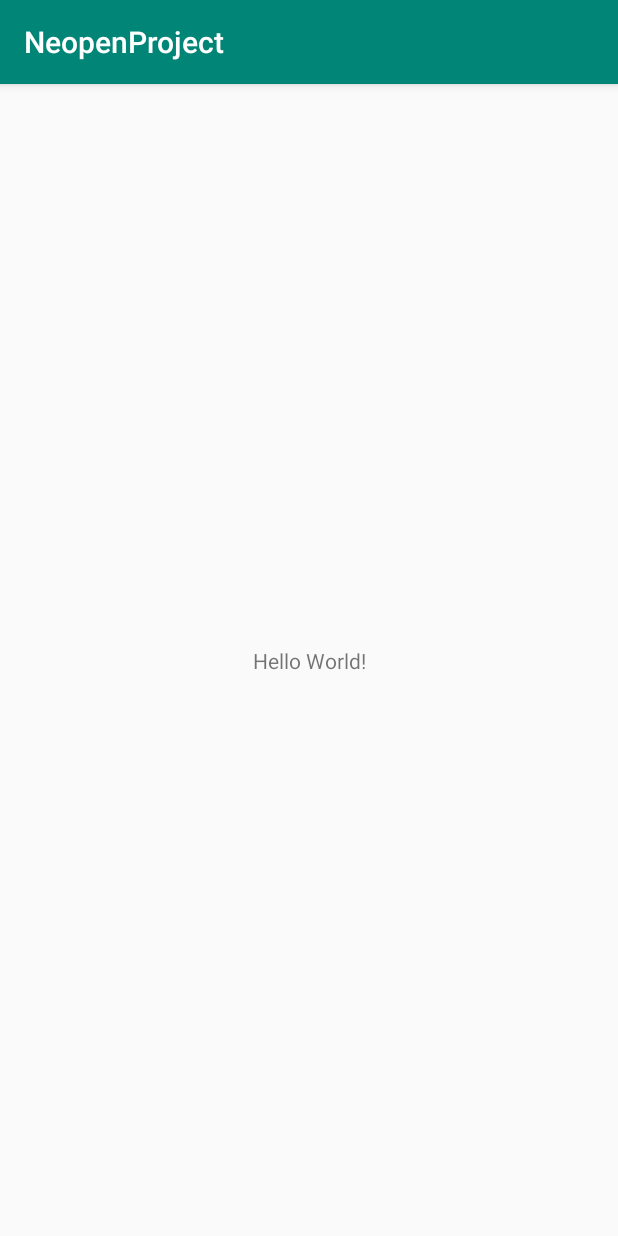
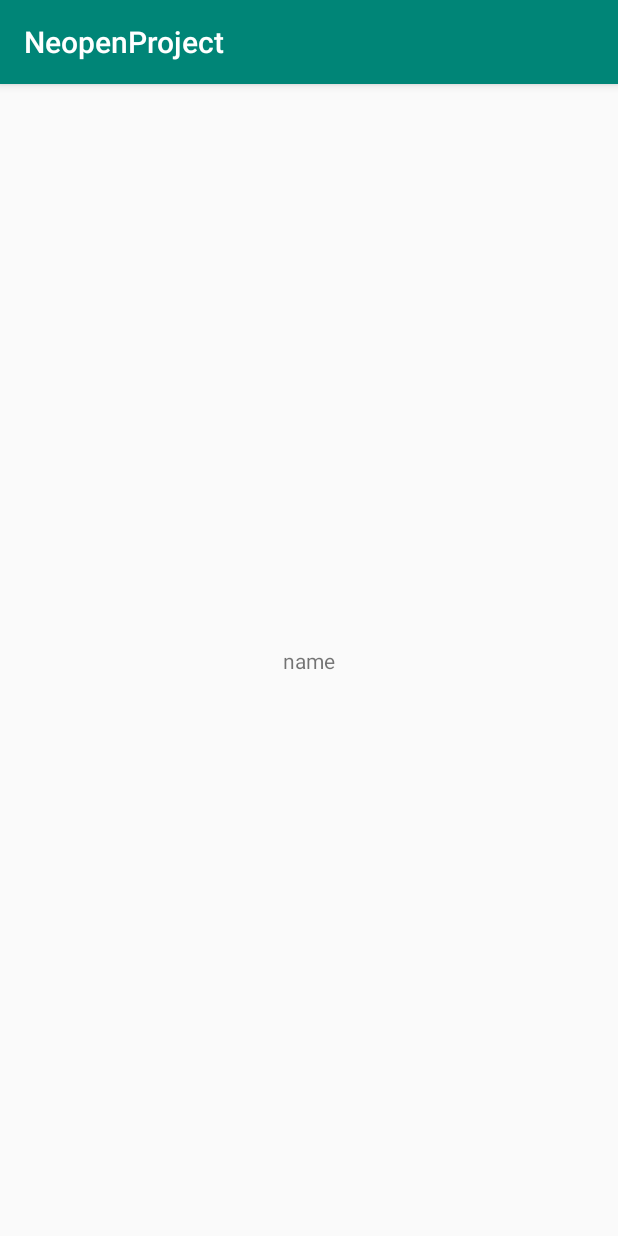
Before and after one commit to neopenproject/Frontend, an Android app: the screen it shows after launch (MainActivity), on a phone screen of 412 x 824 dp. Run offline under Robolectric (Android 15) with nearby library versions, the phone set to English and light mode, and no system bars.

Commit message:
Java 및 Kotlin 기초 세팅

```diff
--- a/app/src/main/java/hackathon/co/kr/neopen/MainActivity.java
+++ b/app/src/main/java/hackathon/co/kr/neopen/MainActivity.java
@@ -1,5 +1,8 @@
 package hackathon.co.kr.neopen;
 
+import android.content.Intent;
+import android.view.View;
+import android.widget.TextView;
 import androidx.appcompat.app.AppCompatActivity;
 
 import android.os.Bundle;
@@ -10,5 +13,16 @@ public class MainActivity extends AppCompatActivity {
     protected void onCreate(Bundle savedInstanceState) {
         super.onCreate(savedInstanceState);
         setContentView(R.layout.activity_main);
+
+        Temp name = new Temp("name", 3);
+        TextView textView = findViewById(R.id.textView);
+        textView.setText(name.getName());
+        textView.setOnClickListener(new View.OnClickListener() {
+            @Override
+            public void onClick(View view) {
+                startActivity(new Intent(getApplicationContext(), KotlinActivity.class));
+                finish();
+            }
+        });
     }
 }
--- /dev/null
+++ b/app/src/main/java/hackathon/co/kr/neopen/Temp.kt
@@ -0,0 +1,6 @@
+package hackathon.co.kr.neopen
+
+data class Temp(
+        var name: String,
+        var number: Int
+)
--- a/app/src/main/res/layout/activity_main.xml
+++ b/app/src/main/res/layout/activity_main.xml
@@ -1,5 +1,6 @@
 <?xml version="1.0" encoding="utf-8"?>
-<androidx.constraintlayout.widget.ConstraintLayout xmlns:android="http://schemas.android.com/apk/res/android"
+<androidx.constraintlayout.widget.ConstraintLayout
+        xmlns:android="http://schemas.android.com/apk/res/android"
         xmlns:app="http://schemas.android.com/apk/res-auto"
         xmlns:tools="http://schemas.android.com/tools"
         android:layout_width="match_parent"
@@ -7,12 +8,13 @@
         tools:context=".MainActivity">
 
     <TextView
+            android:id="@+id/textView"
             android:layout_width="wrap_content"
             android:layout_height="wrap_content"
             android:text="Hello World!"
             app:layout_constraintBottom_toBottomOf="parent"
             app:layout_constraintLeft_toLeftOf="parent"
             app:layout_constraintRight_toRightOf="parent"
-        app:layout_constraintTop_toTopOf="parent" />
+            app:layout_constraintTop_toTopOf="parent"/>
 
 </androidx.constraintlayout.widget.ConstraintLayout>
--- a/build.gradle
+++ b/build.gradle
@@ -1,6 +1,7 @@
 // Top-level build file where you can add configuration options common to all sub-projects/modules.
 
 buildscript {
+    ext.kotlin_version = '1.3.41'
     repositories {
         google()
         jcenter()
@@ -8,6 +9,7 @@ buildscript {
     }
     dependencies {
         classpath 'com.android.tools.build:gradle:3.4.2'
+        classpath "org.jetbrains.kotlin:kotlin-gradle-plugin:$kotlin_version"
 
         // NOTE: Do not place your application dependencies here; they belong
         // in the individual module build.gradle files
```
Also changed, not shown: app/build.gradle (+9 -0 lines), app/src/main/AndroidManifest.xml (+5 -3 lines), app/src/main/java/hackathon/co/kr/neopen/KotlinActivity.kt (added, +12 -0 lines), app/src/main/res/layout/activity_kotlin.xml (added, +10 -0 lines), 1 other file. Lines whose indentation alone changed are shown as unchanged.
